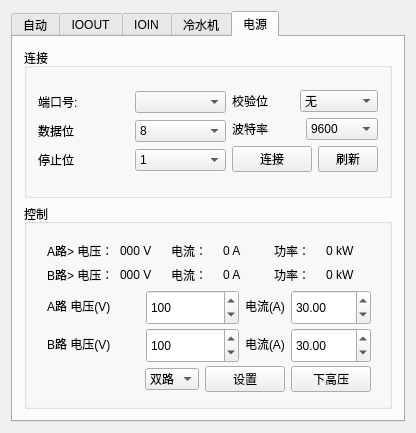
First picture: the form in QDeviceCtrl.ui, repository BiggerBinBin/QtCanPlatform, before the edit.
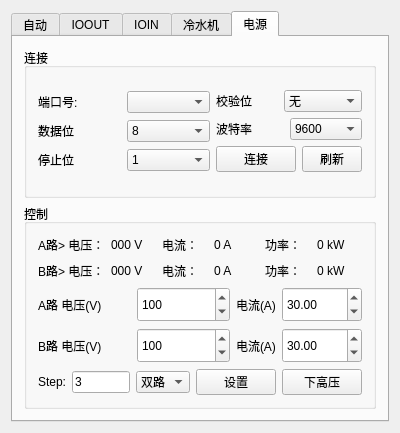
Second picture: the form after the edit. The open tabs and pages were chosen to show the change.

What changed in the file:
```diff
--- a/QDeviceCtrl.ui
+++ b/QDeviceCtrl.ui
@@ -6,7 +6,7 @@
    <rect>
     <x>0</x>
     <y>0</y>
-    <width>416</width>
+    <width>400</width>
     <height>433</height>
    </rect>
   </property>
@@ -900,15 +900,8 @@
          <property name="title">
           <string>控制</string>
          </property>
-         <widget class="QWidget" name="layoutWidget">
-          <property name="geometry">
-           <rect>
-            <x>12</x>
-            <y>27</y>
-            <width>346</width>
-            <height>172</height>
-           </rect>
-          </property>
+         <layout class="QGridLayout" name="gridLayout_7">
+          <item row="0" column="0">
           <layout class="QVBoxLayout" name="verticalLayout_3">
            <item>
             <layout class="QHBoxLayout" name="horizontalLayout_14">
@@ -1130,6 +1123,20 @@
            </item>
            <item>
             <layout class="QHBoxLayout" name="horizontalLayout_12">
+              <item>
+               <widget class="QLabel" name="label_24">
+                <property name="text">
+                 <string>Step:</string>
+                </property>
+               </widget>
+              </item>
+              <item>
+               <widget class="QLineEdit" name="linedSetp">
+                <property name="text">
+                 <string>3</string>
+                </property>
+               </widget>
+              </item>
              <item>
               <spacer name="horizontalSpacer">
                <property name="orientation">
@@ -1179,7 +1186,8 @@
             </layout>
            </item>
           </layout>
-         </widget>
+          </item>
+         </layout>
         </widget>
        </item>
       </layout>
```
Left out of the diff: 2 changed lines with no effect on the pictures. Lines whose indentation alone changed are shown as unchanged.
